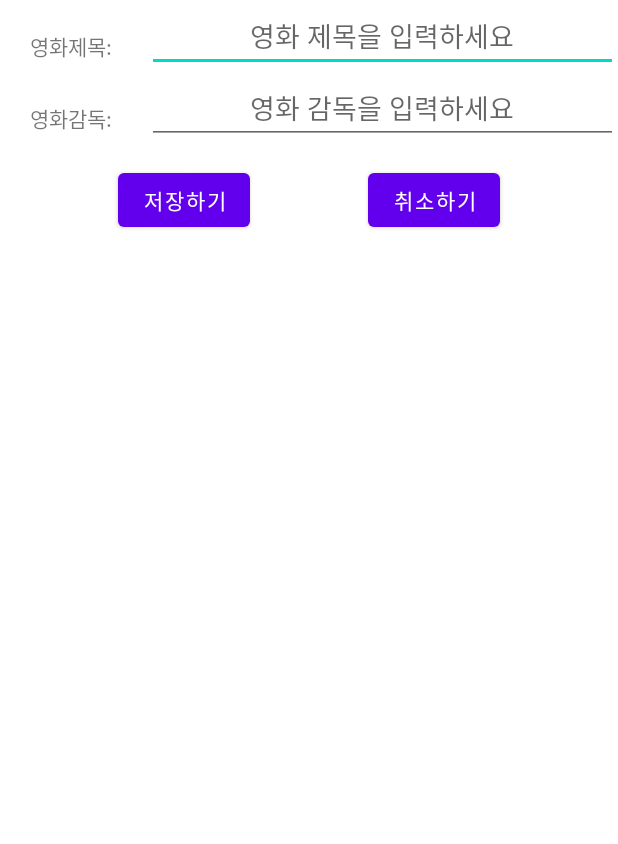
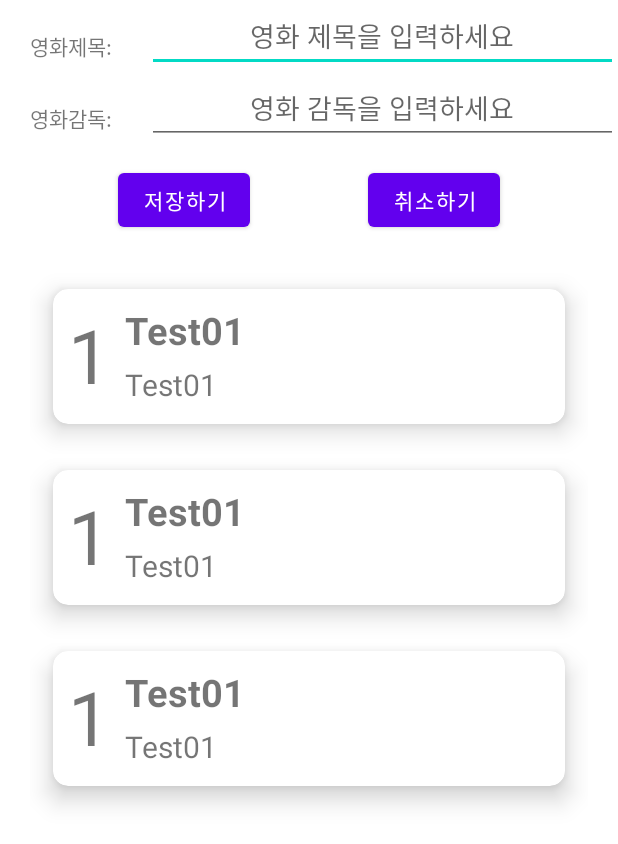
Before and after one commit to sungil-i/room_firebase_CRUD, an Android app: the layout fragment_room2.xml on its own in the app's theme, with its tools: preview values and no code run, on a phone screen of 412 x 824 dp. Shown: the top 844 px of the screen. Run offline under Robolectric (Android 15) with nearby library versions, the phone set to English and light mode, and no system bars.

Commit message:
23-01-27
last

```diff
--- a/app/src/main/java/kr/sungil/roomfirebasecrud/room/AppDatabase.kt
+++ b/app/src/main/java/kr/sungil/roomfirebasecrud/room/AppDatabase.kt
@@ -9,6 +9,7 @@ import kr.sungil.roomfirebasecrud.models.BookDTO
 @Database(entities = [BookDTO::class], version = 1)
 abstract class AppDatabase : RoomDatabase() {
 	abstract fun bookDao(): BookDAO
+	abstract fun movieDao(): BookDAO
 }
 
 fun getAppDatabase(context: Context): AppDatabase {
--- a/app/src/main/res/layout/fragment_room2.xml
+++ b/app/src/main/res/layout/fragment_room2.xml
@@ -65,6 +65,7 @@
         app:layout_constraintEnd_toEndOf="parent"/>
 
     <androidx.recyclerview.widget.RecyclerView
+        tools:listitem="@layout/rv_item_movie"
         android:layout_margin="20dp"
         android:layout_width="0dp"
         android:layout_height="0dp"
--- a/app/src/main/res/layout/rv_item_movie.xml
+++ b/app/src/main/res/layout/rv_item_movie.xml
@@ -1,6 +1,49 @@
 <?xml version="1.0" encoding="utf-8"?>
 <androidx.cardview.widget.CardView xmlns:android="http://schemas.android.com/apk/res/android"
+    xmlns:app="http://schemas.android.com/apk/res-auto"
+    xmlns:tools="http://schemas.android.com/tools"
     android:layout_width="match_parent"
-    android:layout_height="match_parent">
+    android:layout_height="90dp"
+    android:layout_margin="15dp"
+    app:cardCornerRadius="10dp"
+    app:cardElevation="10dp">
+
+    <androidx.constraintlayout.widget.ConstraintLayout
+        android:layout_width="match_parent"
+        android:layout_height="match_parent"
+        android:padding="10dp">
+
+        <TextView
+            android:id="@+id/tv_idx"
+            android:layout_width="wrap_content"
+            android:layout_height="wrap_content"
+            android:textSize="50sp"
+            app:layout_constraintStart_toStartOf="parent"
+            app:layout_constraintTop_toTopOf="parent"
+            tools:text="1" />
+
+        <TextView
+            android:id="@+id/tv_title"
+            android:layout_width="wrap_content"
+            android:layout_height="wrap_content"
+            android:layout_marginStart="10dp"
+            android:textSize="25dp"
+            android:textStyle="bold"
+            app:layout_constraintStart_toEndOf="@id/tv_idx"
+            app:layout_constraintTop_toTopOf="parent"
+            tools:text="Test01" />
+
+        <TextView
+            android:layout_marginTop="5dp"
+            android:id="@+id/tv_directer"
+            android:layout_width="wrap_content"
+            android:layout_height="wrap_content"
+            android:layout_marginStart="10dp"
+            android:textSize="20dp"
+            app:layout_constraintStart_toEndOf="@id/tv_idx"
+            app:layout_constraintTop_toBottomOf="@id/tv_title"
+            tools:text="Test01" />
+
+    </androidx.constraintlayout.widget.ConstraintLayout>
 
 </androidx.cardview.widget.CardView>
```
